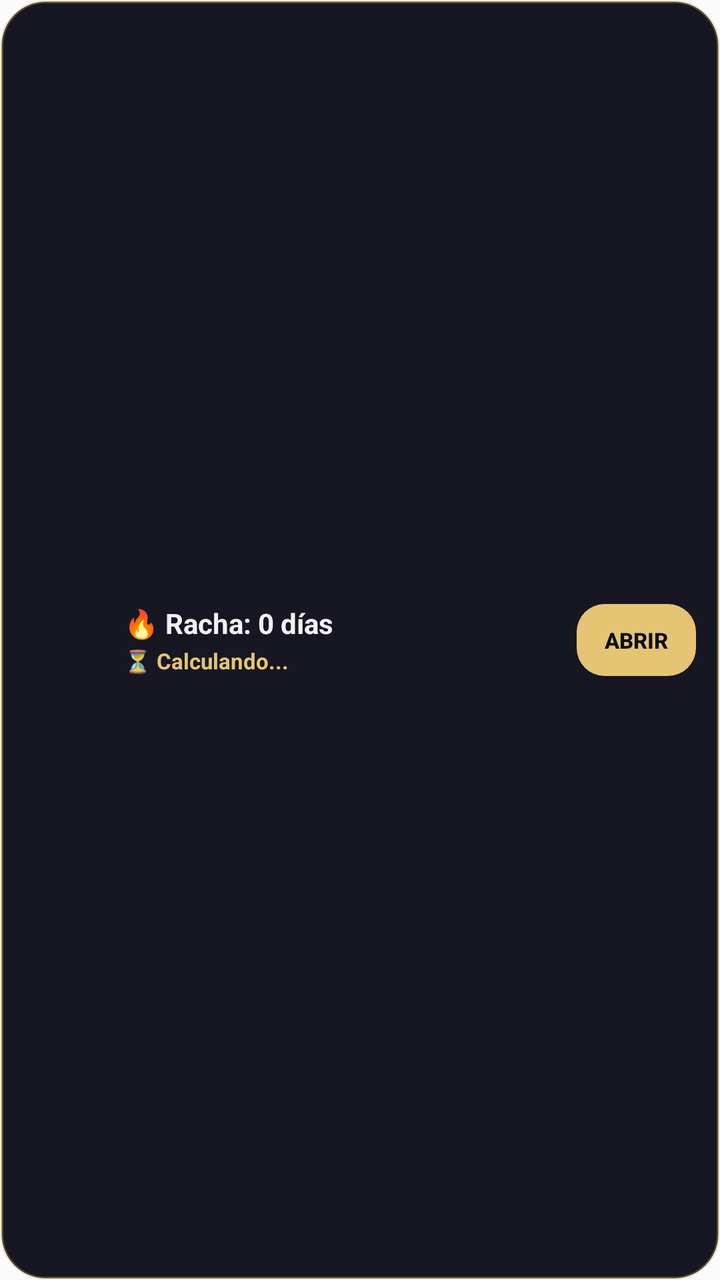
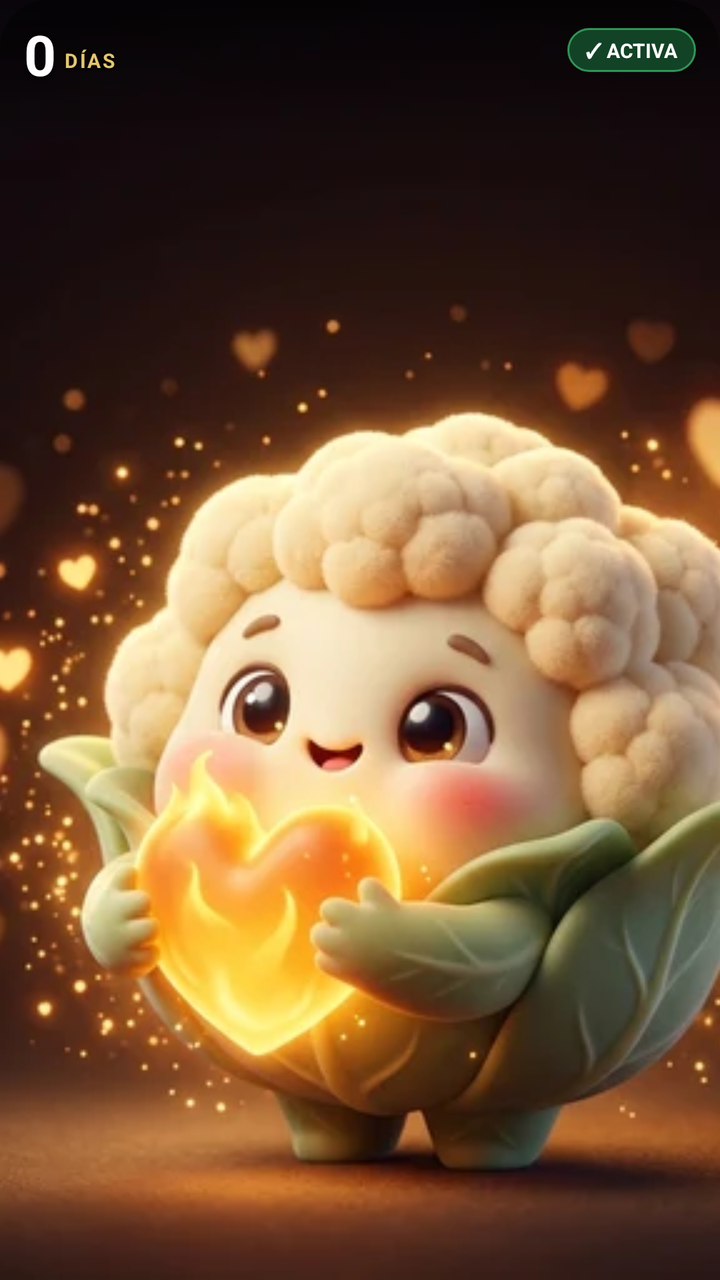

Screens rendered from an Android XML layout before and after an edit, with the pre-edit source and the edit as a unified diff.
<!-- AndroidManifest.xml: application theme AppTheme -->
<!-- res/layout/widget_streak.xml -->
<?xml version="1.0" encoding="utf-8"?>
<LinearLayout xmlns:android="http://schemas.android.com/apk/res/android"
    android:id="@+id/widget_root"
    android:layout_width="match_parent"
    android:layout_height="match_parent"
    android:orientation="horizontal"
    android:background="@drawable/widget_streak_bg"
    android:padding="12dp"
    android:gravity="center_vertical">

    <LinearLayout
        android:id="@+id/widget_info_container"
        android:layout_width="0dp"
        android:layout_height="wrap_content"
        android:layout_weight="1"
        android:orientation="horizontal"
        android:gravity="center_vertical">

        <ImageView
            android:id="@+id/widget_icon"
            android:layout_width="40dp"
            android:layout_height="40dp"
            android:layout_marginEnd="10dp"
            android:src="@mipmap/ic_launcher"
            android:contentDescription="@string/app_name" />

        <LinearLayout
            android:layout_width="wrap_content"
            android:layout_height="wrap_content"
            android:orientation="vertical">

            <TextView
                android:id="@+id/widget_streak_title"
                android:layout_width="wrap_content"
                android:layout_height="wrap_content"
                android:text="🔥 Racha: 0 días"
                android:textColor="#F2F2F7"
                android:textSize="14sp"
                android:textStyle="bold" />

            <TextView
                android:id="@+id/widget_streak_subtitle"
                android:layout_width="wrap_content"
                android:layout_height="wrap_content"
                android:text="⏳ Calculando..."
                android:textColor="#E5C573"
                android:textSize="11sp"
                android:textStyle="bold"
                android:layout_marginTop="2dp" />
        </LinearLayout>
    </LinearLayout>

    <Button
        android:id="@+id/widget_btn_action"
        android:layout_width="wrap_content"
        android:layout_height="36dp"
        android:minHeight="0dp"
        android:minWidth="0dp"
        android:paddingStart="14dp"
        android:paddingEnd="14dp"
        android:text="ABRIR"
        android:textColor="#0D0E12"
        android:textSize="11sp"
        android:textStyle="bold"
        android:background="@drawable/widget_btn_action_bg"
        android:stateListAnimator="@null" />

</LinearLayout>
<!-- resources referenced by this layout -->
<resources>
  <!-- drawable widget_btn_action_bg (drawable) -->
  <?xml version="1.0" encoding="utf-8"?>
  <shape xmlns:android="http://schemas.android.com/apk/res/android"
      android:shape="rectangle">
      <solid android:color="#E5C573" />
      <corners android:radius="14dp" />
  </shape>
  <!-- drawable widget_streak_bg (drawable) -->
  <?xml version="1.0" encoding="utf-8"?>
  <shape xmlns:android="http://schemas.android.com/apk/res/android"
      android:shape="rectangle">
      <solid android:color="#161722" />
      <corners android:radius="22dp" />
      <stroke
          android:width="1.5dp"
          android:color="#4DE5C573" />
  </shape>
  <!-- mipmap ic_launcher (mipmap-anydpi-v26) -->
  <?xml version="1.0" encoding="utf-8"?>
  <adaptive-icon xmlns:android="http://schemas.android.com/apk/res/android">
      <background android:drawable="@color/ic_launcher_background"/>
      <foreground android:drawable="@mipmap/ic_launcher_foreground"/>
  </adaptive-icon>
  <string name="app_name">Coliflor</string>
  <style name="AppTheme" parent="Theme.AppCompat.Light.DarkActionBar">
          
          <item name="colorPrimary">@color/colorPrimary</item>
          <item name="colorPrimaryDark">@color/colorPrimaryDark</item>
          <item name="colorAccent">@color/colorAccent</item>
      </style>
  <color name="ic_launcher_background">#FFFFFF</color>
</resources>

<!-- the commit's change to res/layout/widget_streak.xml (unified diff, before → after) -->
@@ -1,68 +1,91 @@
 <?xml version="1.0" encoding="utf-8"?>
-<LinearLayout xmlns:android="http://schemas.android.com/apk/res/android"
+<FrameLayout xmlns:android="http://schemas.android.com/apk/res/android"
     android:id="@+id/widget_root"
     android:layout_width="match_parent"
-    android:layout_height="match_parent"
-    android:orientation="horizontal"
-    android:background="@drawable/widget_streak_bg"
-    android:padding="12dp"
-    android:gravity="center_vertical">
+    android:layout_height="match_parent">
 
-    <LinearLayout
+    
+    <ImageView
+        android:id="@+id/widget_bg_art"
+        android:layout_width="match_parent"
+        android:layout_height="match_parent"
+        android:scaleType="centerCrop"
+        android:src="@drawable/widget_coliflor_active"
+        android:contentDescription="@string/app_name" />
+
+    
+    <ImageView
+        android:layout_width="match_parent"
+        android:layout_height="76dp"
+        android:layout_gravity="top"
+        android:src="@drawable/widget_top_scrim"
+        android:contentDescription="@null" />
+
+    
+    <RelativeLayout
         android:id="@+id/widget_info_container"
-        android:layout_width="0dp"
-        android:layout_height="wrap_content"
-        android:layout_weight="1"
-        android:orientation="horizontal"
-        android:gravity="center_vertical">
+        android:layout_width="match_parent"
+        android:layout_height="match_parent"
+        android:padding="12dp">
 
-        <ImageView
-            android:id="@+id/widget_icon"
-            android:layout_width="40dp"
-            android:layout_height="40dp"
-            android:layout_marginEnd="10dp"
-            android:src="@mipmap/ic_launcher"
-            android:contentDescription="@string/app_name" />
-
+        
         <LinearLayout
             android:layout_width="wrap_content"
             android:layout_height="wrap_content"
-            android:orientation="vertical">
+            android:layout_alignParentStart="true"
+            android:layout_alignParentTop="true"
+            android:orientation="horizontal"
+            android:gravity="bottom">
 
             <TextView
-                android:id="@+id/widget_streak_title"
+                android:id="@+id/widget_streak_number"
                 android:layout_width="wrap_content"
                 android:layout_height="wrap_content"
-                android:text="🔥 Racha: 0 días"
-                android:textColor="#F2F2F7"
-                android:textSize="14sp"
-                android:textStyle="bold" />
+                android:text="0"
+                android:textColor="#FFFFFF"
+                android:textSize="28sp"
+                android:textStyle="bold"
+                android:shadowColor="#CC000000"
+                android:shadowDx="0"
+                android:shadowDy="2"
+                android:shadowRadius="6"
+                android:includeFontPadding="false" />
 
             <TextView
-                android:id="@+id/widget_streak_subtitle"
+                android:id="@+id/widget_streak_label"
                 android:layout_width="wrap_content"
                 android:layout_height="wrap_content"
-                android:text="⏳ Calculando..."
+                android:layout_marginStart="4dp"
+                android:layout_marginBottom="4dp"
+                android:text="DÍAS"
                 android:textColor="#E5C573"
-                android:textSize="11sp"
+                android:textSize="10sp"
                 android:textStyle="bold"
-                android:layout_marginTop="2dp" />
+                android:letterSpacing="0.08"
+                android:shadowColor="#CC000000"
+                android:shadowDx="0"
+                android:shadowDy="1"
+                android:shadowRadius="4" />
         </LinearLayout>
-    </LinearLayout>
 
-    <Button
-        android:id="@+id/widget_btn_action"
-        android:layout_width="wrap_content"
-        android:layout_height="36dp"
-        android:minHeight="0dp"
-        android:minWidth="0dp"
-        android:paddingStart="14dp"
-        android:paddingEnd="14dp"
-        android:text="ABRIR"
-        android:textColor="#0D0E12"
-        android:textSize="11sp"
-        android:textStyle="bold"
-        android:background="@drawable/widget_btn_action_bg"
-        android:stateListAnimator="@null" />
+        
+        <TextView
+            android:id="@+id/widget_status_pill"
+            android:layout_width="wrap_content"
+            android:layout_height="wrap_content"
+            android:layout_alignParentEnd="true"
+            android:layout_alignParentTop="true"
+            android:layout_marginTop="2dp"
+            android:paddingStart="9dp"
+            android:paddingEnd="9dp"
+            android:paddingTop="4dp"
+            android:paddingBottom="4dp"
+            android:text="✓ ACTIVA"
+            android:textColor="#FFFFFF"
+            android:textSize="10sp"
+            android:textStyle="bold"
+            android:background="@drawable/widget_pill_active" />
 
-</LinearLayout>
+    </RelativeLayout>
+
+</FrameLayout>
<!-- resource entries referenced after the edit -->
@@ -1,28 +1,28 @@
 <!-- resources referenced by this layout -->
 <resources>
-  <!-- drawable widget_btn_action_bg (drawable) -->
+  <!-- drawable widget_coliflor_active: webp bitmap (drawable-nodpi, 26414 bytes) -->
+  <!-- drawable widget_pill_active (drawable) -->
   <?xml version="1.0" encoding="utf-8"?>
   <shape xmlns:android="http://schemas.android.com/apk/res/android"
       android:shape="rectangle">
-      <solid android:color="#E5C573" />
-      <corners android:radius="14dp" />
+      <solid android:color="#CC14532D" />
+      <corners android:radius="999dp" />
+      <stroke
+          android:width="1dp"
+          android:color="#994ADE80" />
   </shape>
-  <!-- drawable widget_streak_bg (drawable) -->
+  <!-- drawable widget_top_scrim (drawable) -->
   <?xml version="1.0" encoding="utf-8"?>
   <shape xmlns:android="http://schemas.android.com/apk/res/android"
       android:shape="rectangle">
-      <solid android:color="#161722" />
-      <corners android:radius="22dp" />
-      <stroke
-          android:width="1.5dp"
-          android:color="#4DE5C573" />
+      <gradient
+          android:angle="270"
+          android:startColor="#99000000"
+          android:endColor="#00000000" />
+      <corners
+          android:topLeftRadius="24dp"
+          android:topRightRadius="24dp" />
   </shape>
-  <!-- mipmap ic_launcher (mipmap-anydpi-v26) -->
-  <?xml version="1.0" encoding="utf-8"?>
-  <adaptive-icon xmlns:android="http://schemas.android.com/apk/res/android">
-      <background android:drawable="@color/ic_launcher_background"/>
-      <foreground android:drawable="@mipmap/ic_launcher_foreground"/>
-  </adaptive-icon>
   <string name="app_name">Coliflor</string>
   <style name="AppTheme" parent="Theme.AppCompat.Light.DarkActionBar">
           
@@ -30,6 +30,5 @@
           <item name="colorPrimaryDark">@color/colorPrimaryDark</item>
           <item name="colorAccent">@color/colorAccent</item>
       </style>
-  <color name="ic_launcher_background">#FFFFFF</color>
 </resources>
 
